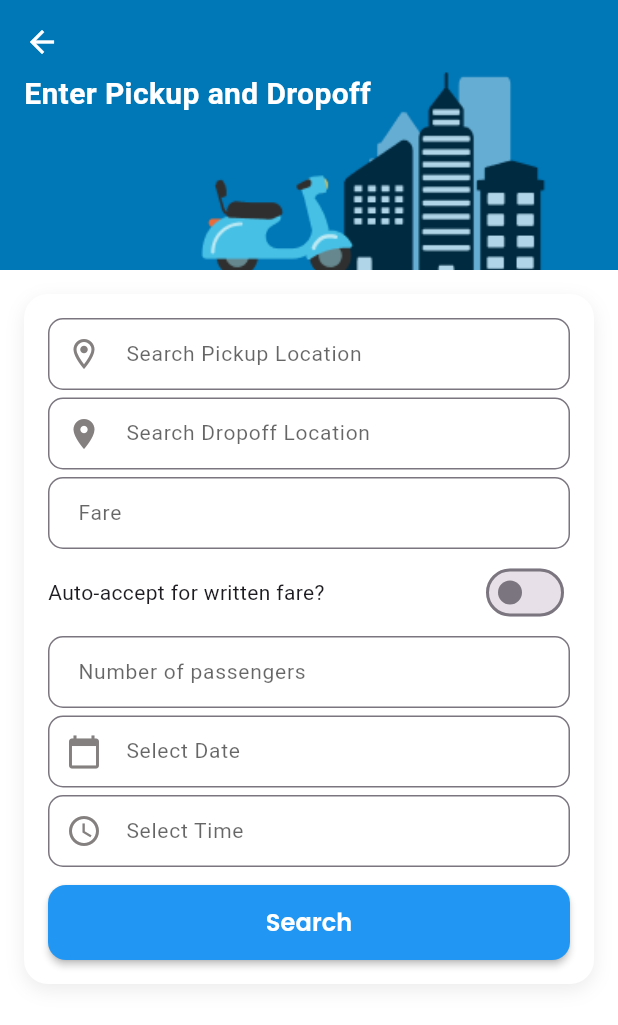
After one commit to Jawad-Hassan/AI-Smart-Ride, a Flutter app: the CarpoolingPickDropView screen opened directly, on a phone screen of 412 x 824 dp. The commit adds this screen. Shown: the top 1025 px of the screen. Run offline on Flutter 3.47's test engine with Material 3 defaults, Android fonts, the phone set to English and light mode, and no system bars; our stand-ins replace get; Roboto replaces fonts that are missing (PoppinsRegular).

Commit message:
carpooling_pick_drop

```diff
--- a/lib/src/modules/Home_Page/homepage_view.dart
+++ b/lib/src/modules/Home_Page/homepage_view.dart
@@ -1,6 +1,7 @@
 import 'package:flutter/material.dart';
 import 'package:flutter_application_1/src/modules/History_screen/history_view.dart';
 import 'package:flutter_application_1/src/modules/Home_Page/homepage_logic.dart';
+import 'package:flutter_application_1/src/modules/carpooling_pick_drop/carpooling_pick_drop_view.dart';
 import 'package:flutter_application_1/src/modules/chat_page/chat_page_view.dart';
 import 'package:flutter_application_1/src/modules/pick_drop/pick_drop_view.dart';
 import 'package:get/get.dart';
@@ -139,10 +140,17 @@ class HomePageView extends StatelessWidget {
         child: CustomButton(
           text: '',
           onPressed: () {
+            if (label == 'Carpooling') {
+              Navigator.push(
+                context,
+                MaterialPageRoute(builder: (context) => const CarpoolingPickDropView()),
+              );
+            } else {
               Navigator.push(
                 context,
                 MaterialPageRoute(builder: (context) => const PickDropView()),
               );
+            }
           },
           backgroundColor: color,
           borderRadius: 12,
--- /dev/null
+++ b/lib/src/modules/carpooling_pick_drop/carpooling_pick_drop_logic.dart
@@ -0,0 +1,72 @@
+import 'package:flutter/material.dart';
+import 'package:get/get.dart';
+
+class PickDropcontroller extends GetxController {
+  final TextEditingController pickupController = TextEditingController();
+  final TextEditingController dropoffController = TextEditingController();
+  final TextEditingController fareController = TextEditingController();
+  final TextEditingController passengerController = TextEditingController();
+  final TextEditingController dateController = TextEditingController();
+  final TextEditingController timeController = TextEditingController();
+
+  final GlobalKey<FormState> formKey = GlobalKey<FormState>();
+
+  bool autoAccept = false;
+
+  void toggleAutoAccept(bool value) {
+    autoAccept = value;
+    update();
+  }
+
+  Future<void> pickDate(BuildContext context) async {
+    final DateTime? picked = await showDatePicker(
+      context: context,
+      initialDate: DateTime.now(),
+      firstDate: DateTime.now(),
+      lastDate: DateTime(2100),
+    );
+    if (picked != null) {
+      dateController.text = "${picked.day}/${picked.month}/${picked.year}";
+    }
+  }
+
+  Future<void> pickTime(BuildContext context) async {
+    final TimeOfDay? picked =
+        await showTimePicker(context: context, initialTime: TimeOfDay.now());
+    if (picked != null) {
+      timeController.text = picked.format(context);
+    }
+  }
+
+  void handleSearch() {
+    if (formKey.currentState!.validate()) {
+      final pickup = pickupController.text;
+      final dropoff = dropoffController.text;
+      final fare = fareController.text;
+      final passengers = passengerController.text;
+      final date = dateController.text;
+      final time = timeController.text;
+
+      print("Pickup: $pickup");
+      print("Dropoff: $dropoff");
+      print("Fare: $fare");
+      print("Passengers: $passengers");
+      print("Date: $date");
+      print("Time: $time");
+      print("AutoAccept: $autoAccept");
+    } else {
+      print("Form not valid");
+    }
+  }
+
+  @override
+  void onClose() {
+    pickupController.dispose();
+    dropoffController.dispose();
+    fareController.dispose();
+    passengerController.dispose();
+    dateController.dispose();
+    timeController.dispose();
+    super.onClose();
+  }
+}
--- /dev/null
+++ b/lib/src/modules/carpooling_pick_drop/carpooling_pick_drop_view.dart
@@ -0,0 +1,171 @@
+import 'package:flutter/material.dart';
+import 'package:flutter_application_1/src/modules/carpooling_pick_drop/carpooling_pick_drop_logic.dart';
+import 'package:flutter_application_1/src/modules/customwidget/textfields.dart';
+import 'package:get/get.dart';
+import 'package:flutter_application_1/src/modules/customwidget/custom_button.dart';
+
+import 'package:flutter_application_1/src/modules/utlis/app_images.dart';
+
+
+class CarpoolingPickDropView extends StatelessWidget {
+  const CarpoolingPickDropView({super.key});
+
+  @override
+  Widget build(BuildContext context) {
+    return GetBuilder<PickDropcontroller>(
+      init: PickDropcontroller(),
+      builder: (controller) {
+        return Scaffold(
+          backgroundColor: Colors.white,
+          body: SafeArea(
+            child: SingleChildScrollView(
+              padding: const EdgeInsets.only(bottom: 24),
+              child: Column(
+                crossAxisAlignment: CrossAxisAlignment.start,
+                children: [
+                  SizedBox(
+                    height: 180,
+                    width: double.infinity,
+                    child: Stack(
+                      fit: StackFit.expand,
+                      children: [
+                        Image.asset(
+                          AppImages.pick_drop,
+                          fit: BoxFit.cover,
+                        ),
+                        Container(
+                          padding: const EdgeInsets.all(16),
+                          alignment: Alignment.topLeft,
+                          child: Column(
+                            crossAxisAlignment: CrossAxisAlignment.start,
+                            children: [
+                              GestureDetector(
+                                onTap: () => Navigator.pop(context),
+                                child: const Icon(Icons.arrow_back,
+                                    color: Colors.white),
+                              ),
+                              const SizedBox(height: 8),
+                              const Text(
+                                "Enter Pickup and Dropoff",
+                                style: TextStyle(
+                                  color: Colors.white,
+                                  fontSize: 20,
+                                  fontWeight: FontWeight.bold,
+                                ),
+                              ),
+                            ],
+                          ),
+                        ),
+                      ],
+                    ),
+                  ),
+                  const SizedBox(height: 16),
+                  Padding(
+                    padding: const EdgeInsets.symmetric(horizontal: 16),
+                    child: Form(
+                      key: controller.formKey,
+                      child: Container(
+                        padding: const EdgeInsets.all(16),
+                        decoration: BoxDecoration(
+                          color: Colors.white,
+                          borderRadius: BorderRadius.circular(16),
+                          boxShadow: [
+                            BoxShadow(
+                              color: Colors.grey.withOpacity(0.2),
+                              blurRadius: 10,
+                              offset: const Offset(0, 4),
+                            ),
+                          ],
+                        ),
+                        child: Column(
+                          children: [
+                            Textfield(
+                              hintKey: "Search Pickup Location",
+                              icon: Icons.location_on_outlined,
+                              controller: controller.pickupController,
+                              validator: (value) =>
+                                  value!.isEmpty ? 'Required' : null,
+                            ),
+                            const SizedBox(height: 5),
+                            Textfield(
+                              hintKey: "Search Dropoff Location",
+                              icon: Icons.location_on,
+                              controller: controller.dropoffController,
+                              validator: (value) =>
+                                  value!.isEmpty ? 'Required' : null,
+                            ),
+                            const SizedBox(height: 5),
+                            Textfield(
+                              hintKey: "Fare",
+                              controller: controller.fareController,
+                              inputType: TextInputType.number,
+                              validator: (value) =>
+                                  value!.isEmpty ? 'Required' : null,
+                            ),
+                            const SizedBox(height: 5),
+                            Row(
+                              mainAxisAlignment: MainAxisAlignment.spaceBetween,
+                              children: [
+                                const Text("Auto-accept for written fare?"),
+                                Switch(
+                                  value: controller.autoAccept,
+                                  onChanged: controller.toggleAutoAccept,
+                                )
+                              ],
+                            ),
+                            const SizedBox(height: 5),
+                            Textfield(
+                              hintKey: "Number of passengers",
+                              controller: controller.passengerController,
+                              inputType: TextInputType.number,
+                              validator: (value) =>
+                                  value!.isEmpty ? 'Required' : null,
+                            ),
+                            const SizedBox(height: 5),
+                            GestureDetector(
+                              onTap: () => controller.pickDate(context),
+                              child: AbsorbPointer(
+                                child: Textfield(
+                                  hintKey: "Select Date",
+                                  controller: controller.dateController,
+                                  icon: Icons.calendar_today,
+                                  validator: (value) =>
+                                      value!.isEmpty ? 'Required' : null,
+                                ),
+                              ),
+                            ),
+                            const SizedBox(height: 5),
+                            GestureDetector(
+                              onTap: () => controller.pickTime(context),
+                              child: AbsorbPointer(
+                                child: Textfield(
+                                  hintKey: "Select Time",
+                                  controller: controller.timeController,
+                                  icon: Icons.access_time,
+                                  validator: (value) =>
+                                      value!.isEmpty ? 'Required' : null,
+                                ),
+                              ),
+                            ),
+                            const SizedBox(height: 12),
+                            CustomButton(
+                              text: "Search",
+                              onPressed: controller.handleSearch,
+                              backgroundColor: Colors.blue,
+                              textColor: Colors.white,
+                              borderRadius: 12,
+                            ),
+                          ],
+                        ),
+                      ),
+                    ),
+                  ),
+                ],
+              ),
+            ),
+          ),
+        );
+      },
+    );
+  }
+}
```
Lines whose indentation alone changed are shown as unchanged.
